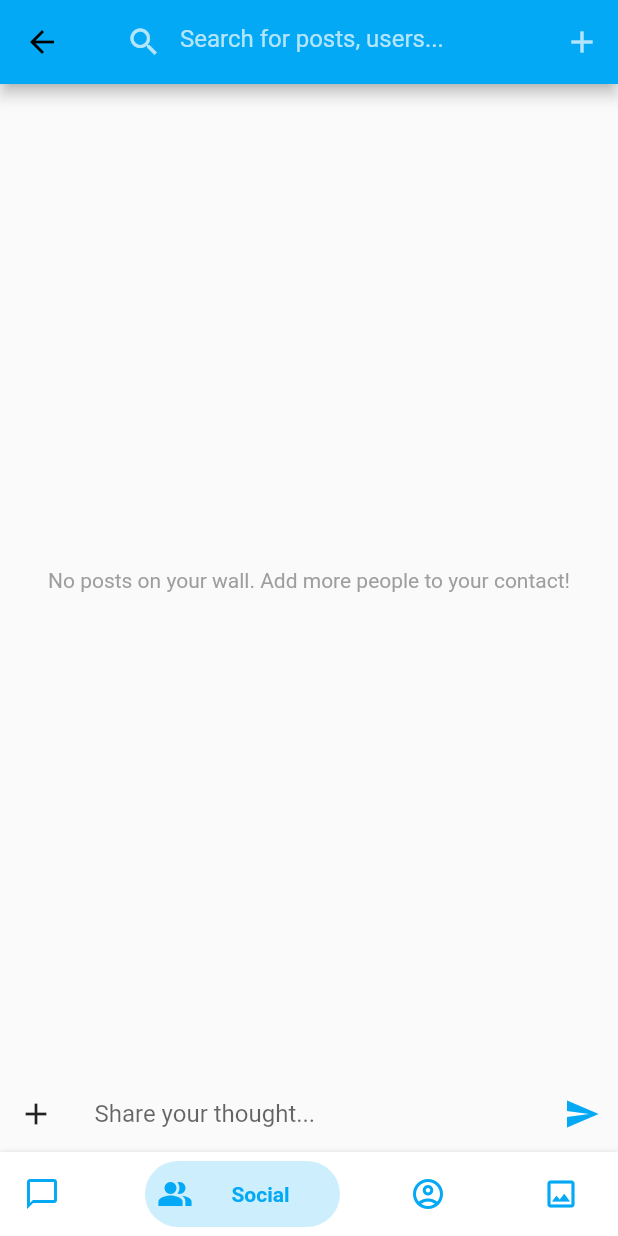
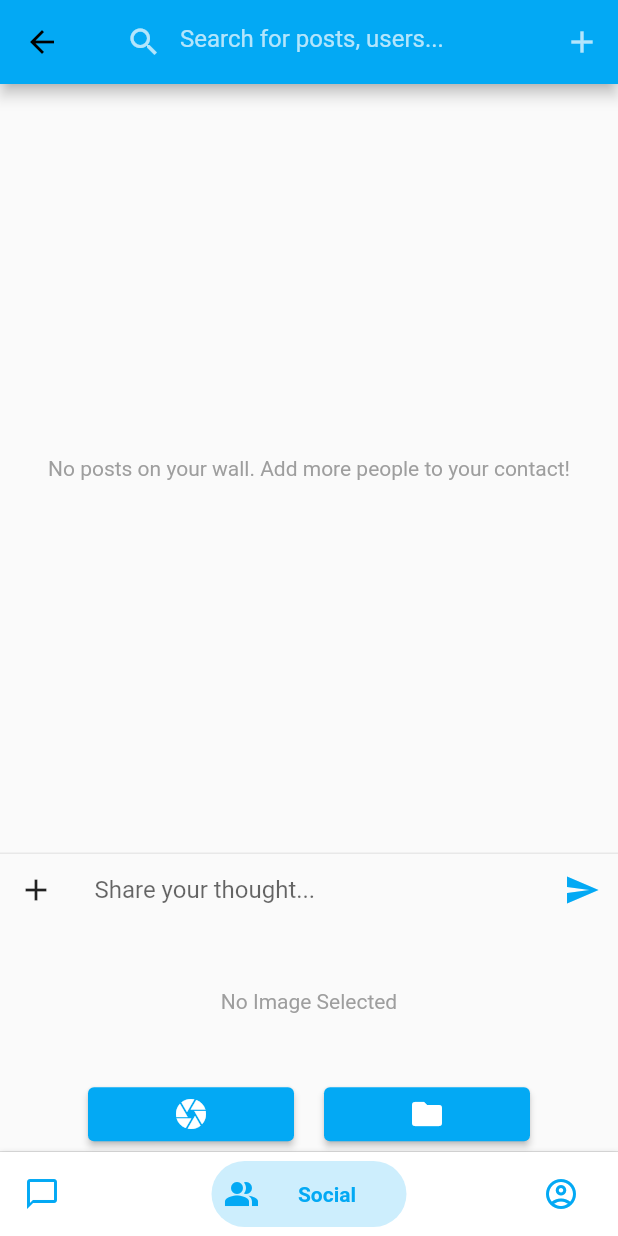
Before and after one commit to 0thElement/olaz, a Flutter app: the HomePage screen opened by its route, item 2 of the bottom bar chosen, after a tap on the "add" icon, after a tap on the "send" icon, on a phone screen of 412 x 824 dp. Run offline on Flutter 3.47's test engine with Material 2 defaults, Android fonts, the phone set to English and light mode, and no system bars; drawn by our look-alikes of bottom_navy_bar; our stand-ins replace cloud_firestore, firebase_auth, firebase_core, firebase_storage, get, google_sign_in and 3 more; missing offline and left inert: flutter_facebook_auth; accounts and stored records are empty; network calls fail.

Commit message:
Intergrated upload files for sending messages

```diff
--- a/lib/screens/homepage.dart
+++ b/lib/screens/homepage.dart
@@ -4,7 +4,6 @@ import 'package:flutter/material.dart';
 import 'package:get/get.dart';
 import 'package:olaz/models/user.dart' as olaz;
 import 'package:olaz/screens/chat/contact_list.dart';
-import 'package:olaz/screens/common/image_picker_screen.dart';
 import 'package:olaz/screens/social/wall.dart';
 import 'package:olaz/screens/profile/edit_profile.dart';
 
@@ -13,7 +12,6 @@ class HomePageController extends GetxController {
     const ContactScreen(),
     SocialWallScreen(),
     const EditProfileScreen(),
-    const UploadImageScreen(),
   ];
   RxInt screenIndex = 0.obs;
   olaz.UserCrud userCrud = Get.find();
@@ -69,11 +67,6 @@ class HomePage extends GetView<HomePageController> {
                     controller.screenIndex.value == 2
                         ? Icons.account_circle
                         : Icons.account_circle_outlined),
-                createItem(
-                    'Upload Image',
-                    controller.screenIndex.value == 3
-                        ? Icons.image
-                        : Icons.image_outlined),
               ]),
         ));
   }
--- a/lib/screens/social/wall.dart
+++ b/lib/screens/social/wall.dart
@@ -6,6 +6,9 @@ import 'package:olaz/screens/chat/add_friend.dart';
 import 'package:olaz/widgets/message_bar.dart';
 import 'package:olaz/widgets/popup_item.dart';
 import 'package:olaz/widgets/post_item.dart';
+
+import '../../controllers/add_group_controller.dart';
+import '../chat/add_group.dart';
 
 class SocialWallScreen extends GetView<SocialController> {
   SocialWallScreen({Key? key}) : super(key: key);
@@ -19,10 +22,9 @@ class SocialWallScreen extends GetView<SocialController> {
     ];
   }
 
-  void onSend() {
-    String content = messageTec.text;
-    if (content.isEmpty) return;
-    controller.createPost(content);
+  void onSend(String content, List<String>? files) {
+    if (content.isEmpty && (files == null || files.isEmpty)) return;
+    controller.createPost(content, files: files);
     messageTec.clear();
   }
 
@@ -48,6 +50,11 @@ class SocialWallScreen extends GetView<SocialController> {
                     case 'friend':
                       Get.lazyPut(() => AddFriendController());
                       Get.to(() => const AddFriendScreen());
+                      break;
+                    case 'group':
+                      Get.lazyPut(() => AddGroupController());
+                      Get.to(() => const AddGroupScreen());
+                      break;
                   }
                 },
                 icon: const Icon(
--- a/lib/widgets/files_list_view.dart
+++ b/lib/widgets/files_list_view.dart
@@ -1,6 +1,10 @@
 import 'package:flutter/material.dart';
+import 'package:get/get.dart';
+import 'package:olaz/screens/common/full_photo.dart';
 
-void toPhotoScreen(String url) {}
+void toPhotoScreen(String url) {
+  Get.to(FullPhotoPage(url: url));
+}
 
 Widget filesView(List<String> files, {double height = 75}) {
   if (files.length == 1) {
--- a/lib/widgets/image_picker.dart
+++ b/lib/widgets/image_picker.dart
@@ -3,9 +3,13 @@ import 'package:image_picker/image_picker.dart';
 import 'dart:io';
 
 class UploadImage extends StatefulWidget {
-  const UploadImage(this.maxHeight, {Key? key}) : super(key: key);
+  const UploadImage(this.maxHeight,
+      {this.single = false, this.onChange, Key? key})
+      : super(key: key);
 
   final double maxHeight;
+  final bool single;
+  final Function(List<XFile>)? onChange;
 
   @override
   State<UploadImage> createState() => _UploadImageState();
@@ -14,13 +18,23 @@ class UploadImage extends StatefulWidget {
 class _UploadImageState extends State<UploadImage> {
   List<XFile> imageList = [];
   Future getImageFromGallery() async {
+    if (!widget.single) {
       final images = await ImagePicker().pickMultiImage();
-
       setState(() {
         if (images != null) {
           imageList.addAll(images);
         }
+        widget.onChange?.call(imageList);
       });
+    } else {
+      XFile? image = await ImagePicker().pickImage(source: ImageSource.gallery);
+      setState(() {
+        if (image != null) {
+          imageList = [image];
+        }
+        widget.onChange?.call(imageList);
+      });
+    }
   }
 
   Future getImageFromCamera() async {
@@ -28,7 +42,12 @@ class _UploadImageState extends State<UploadImage> {
 
     setState(() {
       if (image != null) {
+        if (!widget.single) {
           imageList.add(image);
+        } else {
+          imageList = [image];
+        }
+        widget.onChange?.call(imageList);
       }
     });
   }
@@ -53,7 +72,9 @@ class _UploadImageState extends State<UploadImage> {
                     )
                   : (Padding(
                       padding: const EdgeInsets.all(8.0),
-                      child: GridView.builder(
+                      child: widget.single
+                          ? Image.file(File(imageList[0].path))
+                          : GridView.builder(
                               itemCount: imageList.length,
                               gridDelegate:
                                   const SliverGridDelegateWithFixedCrossAxisCount(
--- a/lib/widgets/message_bar.dart
+++ b/lib/widgets/message_bar.dart
@@ -1,10 +1,12 @@
 import 'package:flutter/material.dart';
+import 'package:image_picker/image_picker.dart';
+import 'package:olaz/services/storage.dart';
 import 'package:olaz/widgets/image_picker.dart';
 
 class MessageBar extends StatefulWidget {
   final String hint;
   final TextEditingController textEditingController;
-  final VoidCallback onSend;
+  final Function(String message, List<String>? files) onSend;
   const MessageBar(this.hint, this.textEditingController, this.onSend,
       {Key? key})
       : super(key: key);
@@ -15,11 +17,38 @@ class MessageBar extends StatefulWidget {
 
 class _MessageBarState extends State<MessageBar> {
   bool shouldShowImagePicker = false;
+  List<XFile>? selectedFiles;
+
+  @override
+  void initState() {
+    shouldShowImagePicker = false;
+    super.initState();
+  }
 
   void showImagePicker() {
     setState(() {
       shouldShowImagePicker = !shouldShowImagePicker;
     });
+  }
+
+  void onSend() async {
+    if (selectedFiles == null || selectedFiles!.isEmpty) {
+      widget.onSend.call(widget.textEditingController.text, null);
+      return;
+    }
+
+    List<String> uploaded = await StorageService.uploadAll(
+        selectedFiles!.map((e) => e.path).toList());
+    widget.onSend.call(widget.textEditingController.text, uploaded);
+
+    setState(() {
+      shouldShowImagePicker = false;
+      selectedFiles = null;
+    });
+  }
+
+  void onSelectedFilesChange(List<XFile> files) {
+    selectedFiles = files;
   }
 
   @override
@@ -30,10 +59,13 @@ class _MessageBarState extends State<MessageBar> {
           curve: Curves.easeOut,
           duration: const Duration(milliseconds: 200),
           child: Container(
-            constraints: BoxConstraints(
-                minHeight: 50, maxHeight: shouldShowImagePicker ? 50 : 200),
+            constraints: const BoxConstraints(minHeight: 50),
+            decoration: const BoxDecoration(
+                border: Border(
+                    top: BorderSide(color: Colors.grey, width: 0.2),
+                    bottom: BorderSide(color: Colors.grey, width: 0.2))),
             child: Align(
-              alignment: Alignment.topLeft,
+              alignment: Alignment.bottomLeft,
               child: Column(
                 children: [
                   Row(children: [
@@ -43,7 +75,6 @@ class _MessageBarState extends State<MessageBar> {
                     //Text field
                     Expanded(
                       child: TextField(
-                        onTap: widget.onFocus,
                         controller: widget.textEditingController,
                         keyboardType: TextInputType.multiline,
                         textAlignVertical: TextAlignVertical.center,
@@ -56,14 +87,17 @@ class _MessageBarState extends State<MessageBar> {
                     ),
                     //Send Button
                     IconButton(
-                        onPressed: widget.onSend,
+                        onPressed: onSend,
                         icon: const Icon(Icons.send, color: Colors.lightBlue))
                   ]),
                   shouldShowImagePicker
-                      ? const SizedBox(
+                      ? SizedBox(
+                          height: 150,
+                          child:
+                              UploadImage(150, onChange: onSelectedFilesChange))
+                      : const SizedBox(
                           height: 0,
                         )
-                      : const SizedBox(height: 150, child: UploadImage(150))
                 ],
               ),
             ),
```
Also changed, not shown: lib/screens/chat/conversation.dart (+11 -10 lines), lib/screens/common/file_picker.dart (deleted, +0 -17 lines), lib/screens/common/full_photo.dart (+3 -6 lines), lib/screens/social/comments.dart (+5 -5 lines), lib/services/storage.dart (+10 -2 lines), lib/widgets/message_bubble.dart (+7 -5 lines), lib/screens/common/camera.dart (deleted), lib/screens/common/file_view.dart (deleted). Lines whose indentation alone changed are shown as unchanged.
